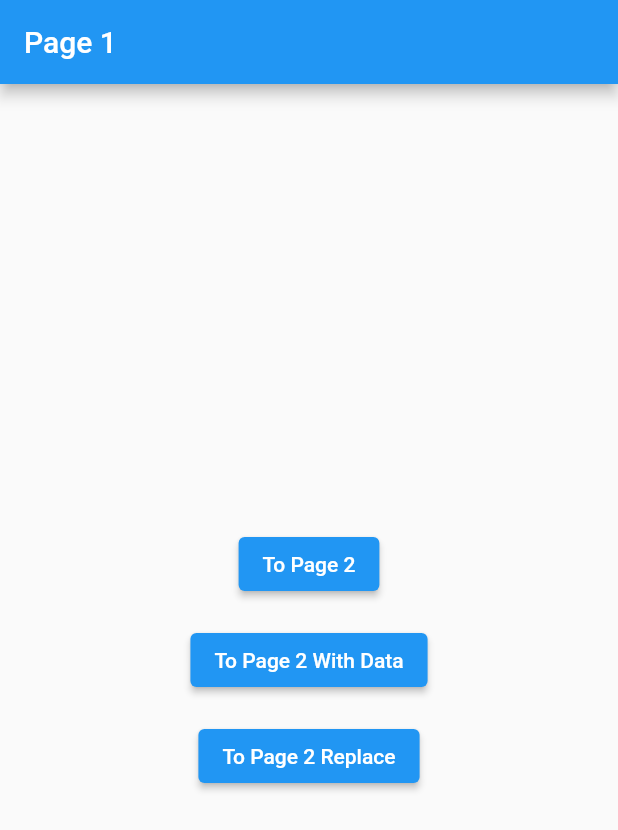
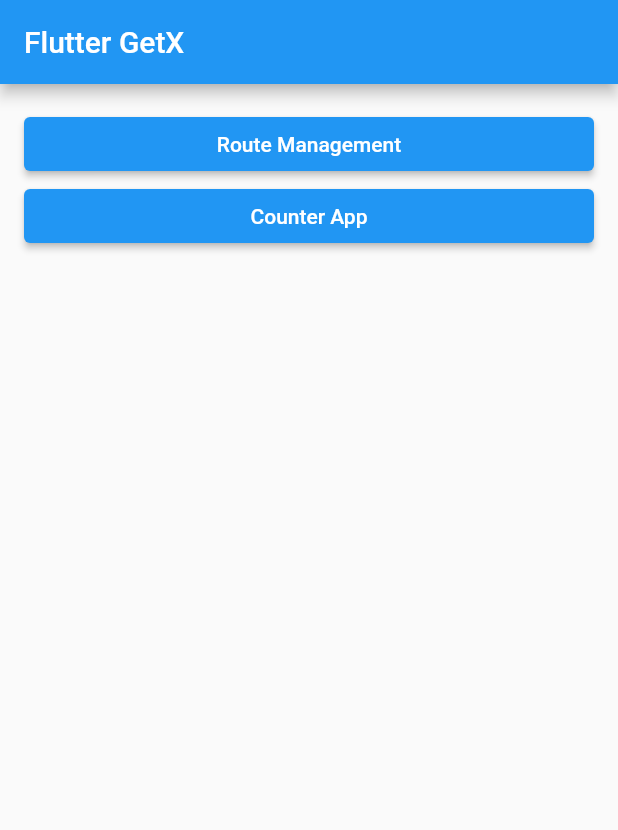
Before and after one commit to indratrisnar/flutter_getx, a Flutter app: the screen it shows after launch, on a phone screen of 412 x 824 dp. Shown: the top 830 px of the screen. Run offline on Flutter 3.47's test engine with Material 2 defaults, Android fonts, the phone set to English and light mode, and no system bars; our stand-ins replace get.

Commit message:
counter app

```diff
--- /dev/null
+++ b/lib/counter_app/controller_counter.dart
@@ -0,0 +1,7 @@
+import 'package:get/get.dart';
+
+class ControllerCounter extends GetxController {
+  final _counter = 0.obs;
+  int get counter => _counter.value;
+  void increment() => _counter.value++;
+}
--- /dev/null
+++ b/lib/home.dart
@@ -0,0 +1,28 @@
+import 'package:flutter/material.dart';
+import 'package:flutter_getx/counter_app/counter_app.dart';
+import 'package:flutter_getx/route_management/page1.dart';
+import 'package:get/get.dart';
+
+class Home extends StatelessWidget {
+  @override
+  Widget build(BuildContext context) {
+    return Scaffold(
+      appBar: AppBar(
+        title: Text('Flutter GetX'),
+      ),
+      body: ListView(
+        padding: EdgeInsets.all(16),
+        children: [
+          ElevatedButton(
+            onPressed: () => Get.to(Page1()),
+            child: Text('Route Management'),
+          ),
+          ElevatedButton(
+            onPressed: () => Get.to(CounterApp()),
+            child: Text('Counter App'),
+          ),
+        ],
+      ),
+    );
+  }
+}
--- a/lib/main.dart
+++ b/lib/main.dart
@@ -1,7 +1,5 @@
 import 'package:flutter/material.dart';
-import 'package:flutter_getx/page1.dart';
-import 'package:flutter_getx/page2.dart';
-import 'package:flutter_getx/page3.dart';
+import 'package:flutter_getx/home.dart';
 import 'package:get/get_navigation/src/root/get_material_app.dart';
 import 'package:get/get_navigation/src/routes/get_route.dart';
 import 'package:get/get_navigation/src/routes/transitions_type.dart';
@@ -13,19 +11,19 @@ void main() {
 class MyApp extends StatelessWidget {
   @override
   Widget build(BuildContext context) {
+    return GetMaterialApp(
+      debugShowCheckedModeBanner: false,
+      home: Home(),
+    );
     // return GetMaterialApp(
     //   debugShowCheckedModeBanner: false,
-    //   home: Page1(),
+    //   initialRoute: '/',
+    //   getPages: [
+    //     GetPage(name: '/', page: () => Page1()),
+    //     GetPage(name: '/two', page: () => Page2()),
+    //     GetPage(
+    //         name: '/three', page: () => Page3(), transition: Transition.zoom),
+    //   ],
     // );
-    return GetMaterialApp(
-      debugShowCheckedModeBanner: false,
-      initialRoute: '/',
-      getPages: [
-        GetPage(name: '/', page: () => Page1()),
-        GetPage(name: '/two', page: () => Page2()),
-        GetPage(
-            name: '/three', page: () => Page3(), transition: Transition.zoom),
-      ],
-    );
   }
 }
--- a/lib/page1.dart
+++ b/lib/route_management/page1.dart
@@ -1,5 +1,5 @@
 import 'package:flutter/material.dart';
-import 'package:flutter_getx/page2.dart';
+import 'package:flutter_getx/route_management/page2.dart';
 import 'package:get/get.dart';
 
 class Page1 extends StatelessWidget {
@@ -15,8 +15,8 @@ class Page1 extends StatelessWidget {
           children: [
             ElevatedButton(
               onPressed: () {
-                // Get.to(Page2())?.then((value) => print(value ?? 'No Result'));
-                Get.toNamed('/two');
+                Get.to(Page2())?.then((value) => print(value ?? 'No Result'));
+                // Get.toNamed('/two');
               },
               child: Text('To Page 2'),
             ),
--- a/lib/page2.dart
+++ b/lib/route_management/page3.dart
@@ -1,16 +1,13 @@
 import 'package:flutter/material.dart';
-import 'package:flutter_getx/page3.dart';
+import 'package:flutter_getx/route_management/page1.dart';
 import 'package:get/get.dart';
 
-class Page2 extends StatelessWidget {
-  final String? data;
-
-  Page2({this.data});
+class Page3 extends StatelessWidget {
   @override
   Widget build(BuildContext context) {
     return Scaffold(
       appBar: AppBar(
-        title: Text('Page 2'),
+        title: Text('Page 3'),
         titleSpacing: 0,
         leading: IconButton(
           onPressed: () {
@@ -23,21 +20,11 @@ class Page2 extends StatelessWidget {
         child: Column(
           mainAxisAlignment: MainAxisAlignment.center,
           children: [
-            Text(data ?? 'No Data'),
-            SizedBox(height: 16),
             ElevatedButton(
               onPressed: () {
-                Get.back(result: 'Hello From Page 2');
+                Get.offAll(Page1());
               },
-              child: Text('Back With Data'),
-            ),
-            SizedBox(height: 16),
-            ElevatedButton(
-              onPressed: () {
-                // Get.to(Page3());
-                Get.toNamed('/three');
-              },
-              child: Text('To Page 3'),
+              child: Text('Replace All to Page 1'),
             ),
           ],
         ),
```
Also changed, not shown: lib/counter_app/counter_app.dart (added, +29 -0 lines), lib/route_management/page2.dart (renamed from lib/page3.dart, +18 -5 lines).
